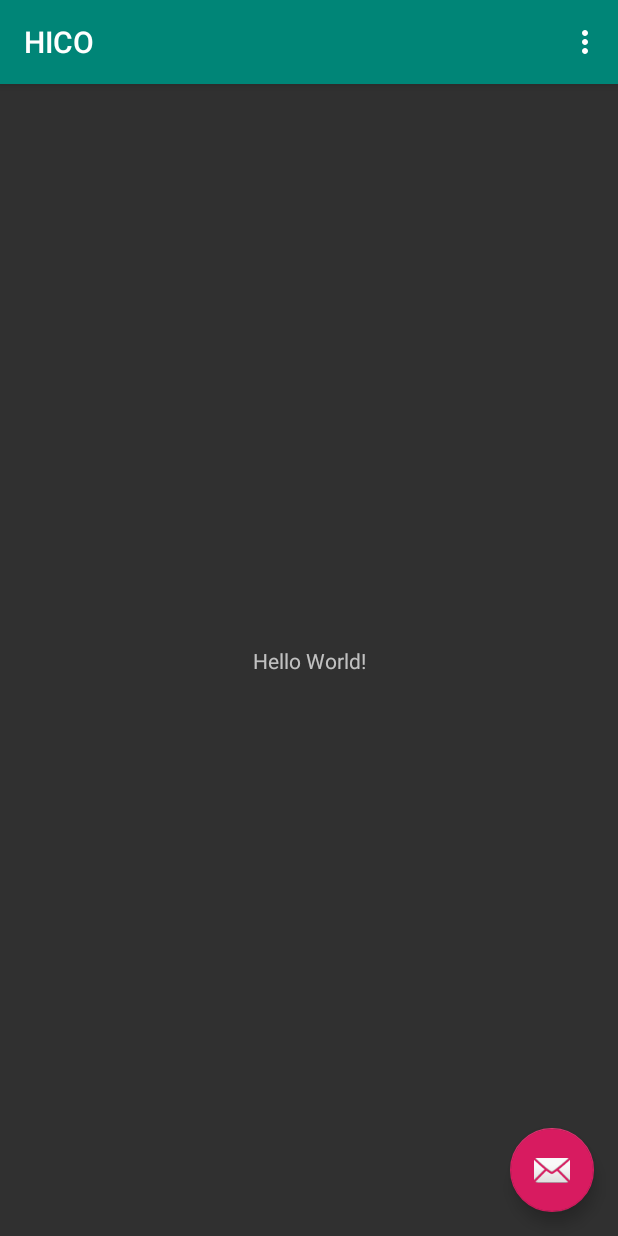
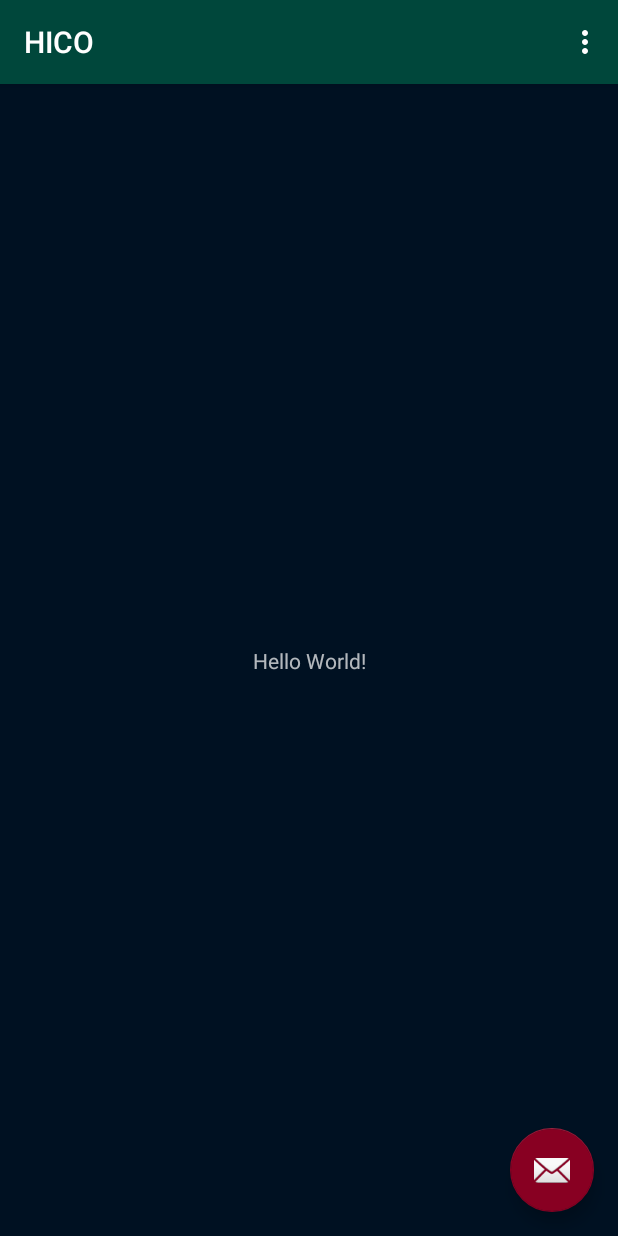
Before and after one commit to ponyatov/metaLold, an Android app: the screen it shows after launch (MainActivity), on a phone screen of 412 x 824 dp. Run offline under Robolectric (Android 15) with nearby library versions, the phone set to English and light mode, and no system bars.

Commit message:
* colors
Signed-off-by: Dmitry Ponyatov <dponyatov@gmail.com>

```diff
--- a/Android/app/src/main/res/values/colors.xml
+++ b/Android/app/src/main/res/values/colors.xml
@@ -1,6 +1,7 @@
 <?xml version="1.0" encoding="utf-8"?>
 <resources>
-    <color name="colorPrimary">#008577</color>
-    <color name="colorPrimaryDark">#00574B</color>
-    <color name="colorAccent">#D81B60</color>
+    <color name="colorPrim">#008577</color>
+    <color name="colorPrimDark">#00473B</color>
+    <color name="colorAccent">#880022</color>
+    <color name="colorBackground">#001122</color>
 </resources>
--- a/Android/app/src/main/res/values/styles.xml
+++ b/Android/app/src/main/res/values/styles.xml
@@ -3,9 +3,10 @@
     <!-- Base application theme. -->
     <style name="AppTheme" parent="Theme.AppCompat">
         <!-- Customize your theme here. -->
-        <item name="colorPrimary">@color/colorPrimary</item>
-        <item name="colorPrimaryDark">@color/colorPrimaryDark</item>
+        <item name="colorPrimary">@color/colorPrimDark</item>
+        <item name="colorPrimaryDark">@color/colorPrimDark</item>
         <item name="colorAccent">@color/colorAccent</item>
+        <item name="android:colorBackground">@color/colorBackground</item>
     </style>
 
     <style name="AppTheme.NoActionBar">
```
Also changed, not shown: 3 other files.
